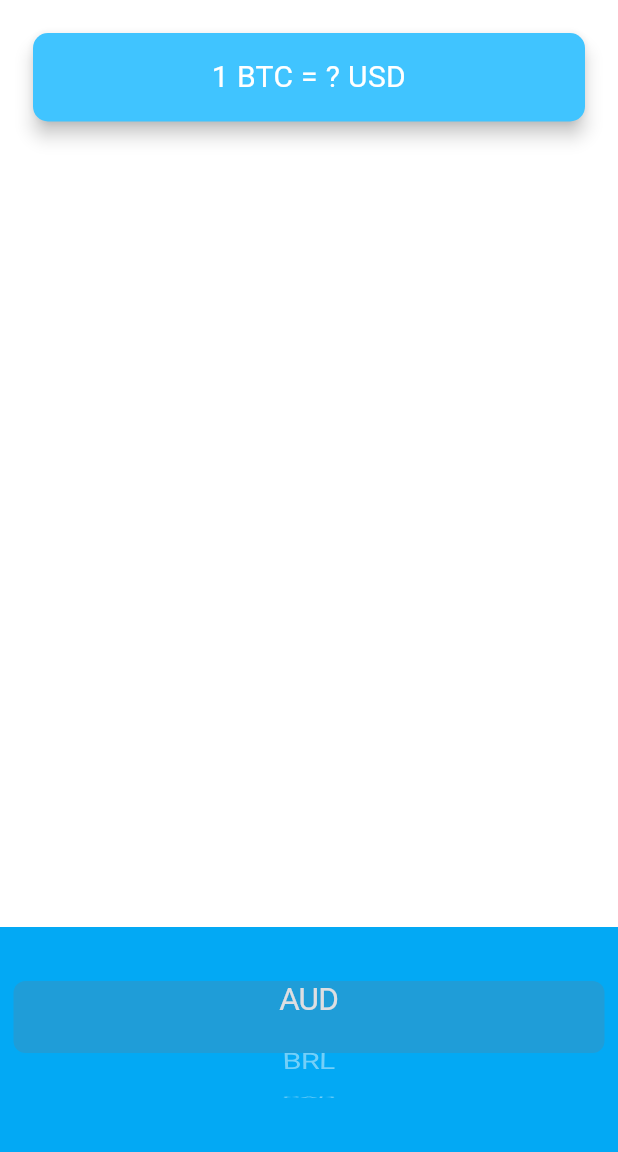
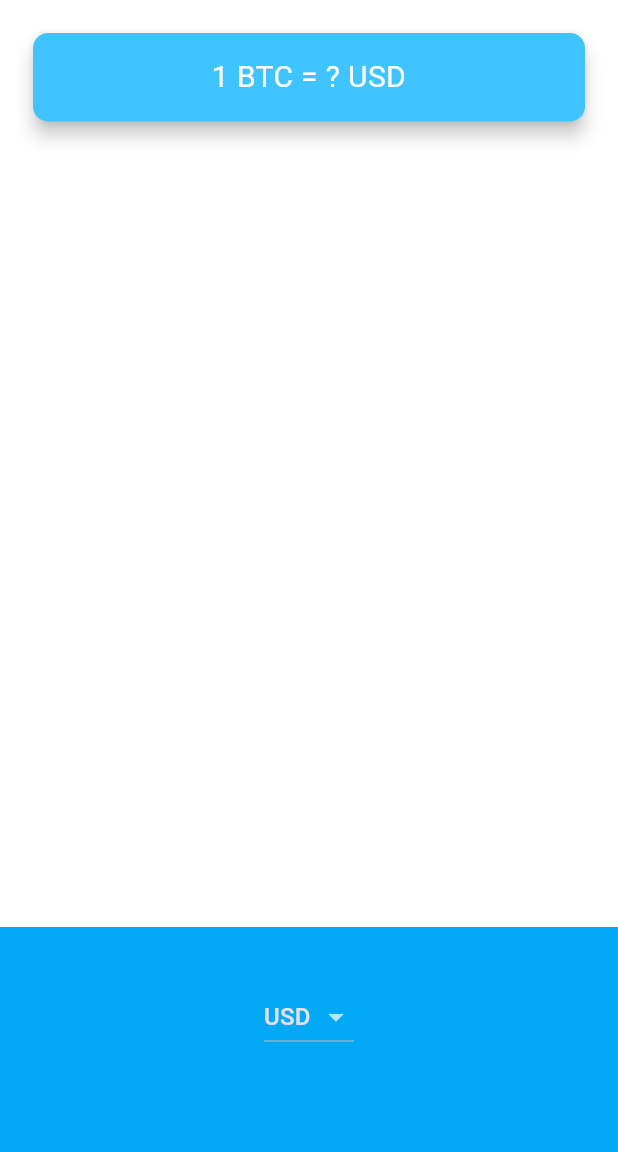
Before and after one commit to selinguz/bitcoin-ticker, a Flutter app: the screen it shows after launch, on a phone screen of 412 x 824 dp, the part 84-1236 px from its top. Run offline on Flutter 3.47's test engine with Material 3 defaults, Android fonts, the phone set to English and light mode, and no system bars.

Commit message:
uygulamanın kullanıldığı platformun ios veya android olmasına göre farklılaşan widgetlar oluşturuldu

```diff
--- a/lib/price_screen.dart
+++ b/lib/price_screen.dart
@@ -1,6 +1,7 @@
 import 'package:flutter/cupertino.dart';
 import 'package:flutter/material.dart';
-
+import 'dart:io' show Platform; //tüm kütüphaneyi indirmek yerine yalnızca
+// bir başlığını indirmeyi sağlar.
 import 'coin_data.dart';
 
 class PriceScreen extends StatefulWidget {
@@ -13,13 +14,13 @@ class PriceScreen extends StatefulWidget {
 class _PriceScreenState extends State<PriceScreen> {
   String selectedCurrency = 'USD';
 
-  DropdownButton<String> getDropDownButton() {
+  DropdownButton<String> androidDropDownButton() {
     List<DropdownMenuItem<String>> dropDownMenuItems = [];
 
     for (String currency in currenciesList) {
       var newItem = DropdownMenuItem(
+        value: currency,
         child: Text(currency),
-        value: currency,
       );
       dropDownMenuItems.add(newItem);
     }
@@ -35,13 +36,19 @@ class _PriceScreenState extends State<PriceScreen> {
     );
   }
 
-  List<Text> getCupertionPickerItems() {
+  CupertinoPicker IOSpicker(){
     List<Text> pickerItems = [];
 
     for (String currency in currenciesList) {
       pickerItems.add(Text(currency));
     }
-    return pickerItems;
+
+    return CupertinoPicker(
+      itemExtent: 48.0,
+      onSelectedItemChanged: (selectedIndex) {
+      },
+      children: pickerItems,
+    );
   }
 
   @override
@@ -80,13 +87,7 @@ class _PriceScreenState extends State<PriceScreen> {
             alignment: Alignment.center,
             padding: const EdgeInsets.only(bottom: 30.0),
             color: Colors.lightBlue,
-            child: CupertinoPicker(
-              itemExtent: 48.0,
-              onSelectedItemChanged: (selectedIndex) {
-                print(selectedIndex);
-              },
-              children: getCupertionPickerItems(),
-            ),
+            child: Platform.isIOS ? IOSpicker() : androidDropDownButton(),
           ),
         ],
       ),
```
